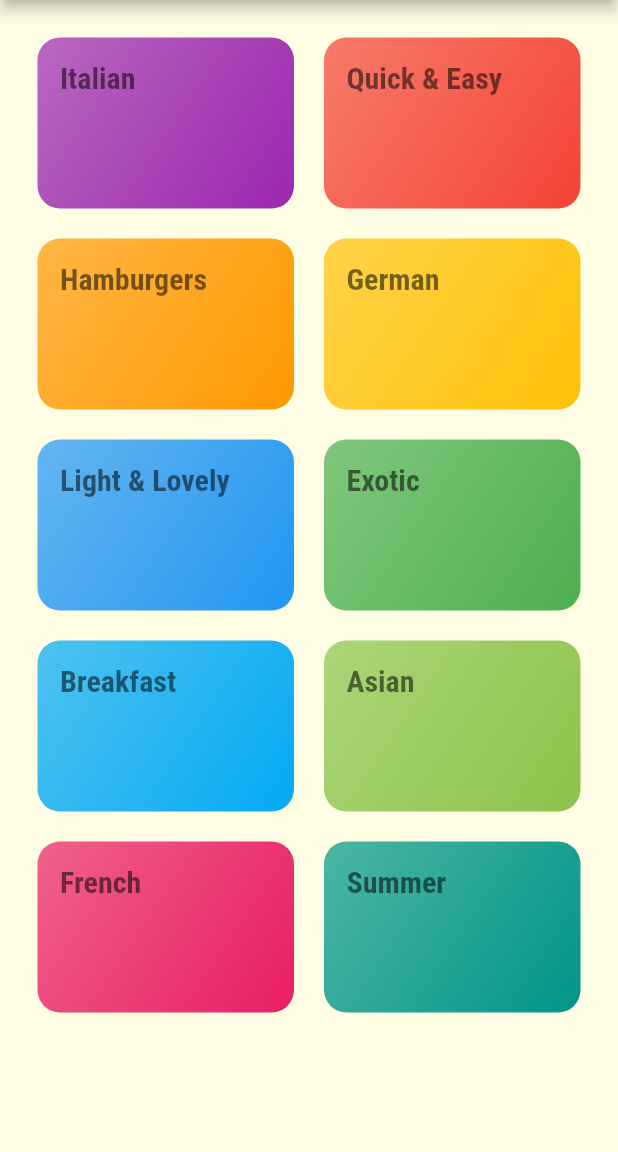
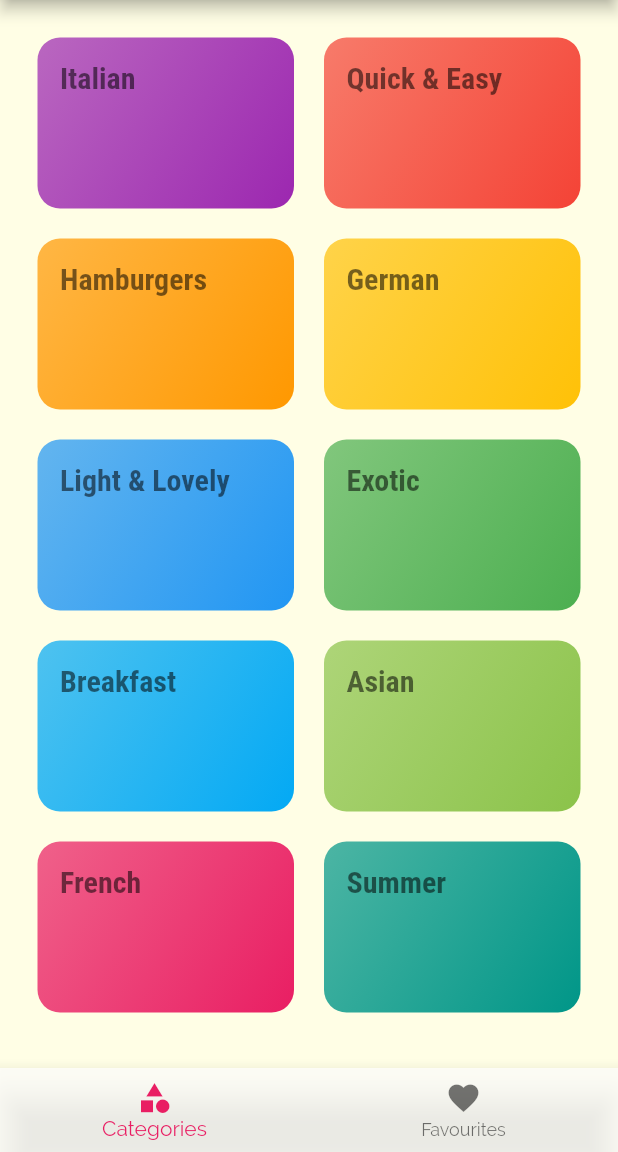
Before and after one commit to sajalAppdevs/oishi-meals, a Flutter app: the screen it shows after launch, on a phone screen of 412 x 824 dp, the part 84-1236 px from its top. Run offline on Flutter 3.47's test engine with Material 2 defaults, Android fonts, the phone set to English and light mode, and no system bars.

```diff
--- a/lib/main.dart
+++ b/lib/main.dart
@@ -1,4 +1,5 @@
 import 'package:flutter/material.dart';
+import 'package:meals/screens/tabs_screen.dart';
 
 import './screens/categories_screen.dart';
 import './screens/category_meals_screen.dart';
@@ -36,7 +37,7 @@ class MyApp extends StatelessWidget {
             ),
       ),
       routes: {
-        CategoriesScreen.route: (context) => const CategoriesScreen(),
+        "/": (context) => const TabsScreen(),
         CategoryMealsScreen.route: (context) => const CategoryMealsScreen(),
         MealDetailScreen.route: (context) => const MealDetailScreen(),
       },
--- a/lib/screens/categories_screen.dart
+++ b/lib/screens/categories_screen.dart
@@ -1,22 +1,14 @@
 import 'package:flutter/material.dart';
 
-import '../utils/strings.dart';
 import '../utils/dummy_data.dart';
 import '../widgets/category_item.dart';
 
 class CategoriesScreen extends StatelessWidget {
-  static const route = "/";
-
   const CategoriesScreen({Key? key}) : super(key: key);
 
   @override
   Widget build(BuildContext context) {
-    return Scaffold(
-      appBar: AppBar(
-        title: const Text(appName),
-      ),
-      body: SafeArea(
-        child: GridView(
+    return GridView(
       padding: const EdgeInsets.all(25),
       gridDelegate: const SliverGridDelegateWithMaxCrossAxisExtent(
         maxCrossAxisExtent: 200,
@@ -25,8 +17,6 @@ class CategoriesScreen extends StatelessWidget {
         mainAxisSpacing: 20,
       ),
       children: dummyCategories.map((cat) => CategoryItem(cat)).toList(),
-        ),
-      ),
     );
   }
 }
--- /dev/null
+++ b/lib/screens/favourites_screen.dart
@@ -0,0 +1,12 @@
+import 'package:flutter/material.dart';
+
+class FavouritesScreen extends StatelessWidget {
+  const FavouritesScreen({ Key? key }) : super(key: key);
+
+  @override
+  Widget build(BuildContext context) {
+    return Container(
+
+    );
+  }
+}
--- /dev/null
+++ b/lib/screens/tabs_screen.dart
@@ -0,0 +1,48 @@
+import 'package:flutter/material.dart';
+import 'package:meals/screens/categories_screen.dart';
+import 'package:meals/screens/favourites_screen.dart';
+
+import '../utils/strings.dart';
+
+class TabsScreen extends StatefulWidget {
+  const TabsScreen({Key? key}) : super(key: key);
+
+  @override
+  _TabsScreenState createState() => _TabsScreenState();
+}
+
+class _TabsScreenState extends State<TabsScreen> {
+  final _pages = const [CategoriesScreen(), FavouritesScreen()];
+
+  int _selectedTab = 0;
+  void _selectTab(int tab) {
+    setState(() => _selectedTab = tab);
+  }
+
+  @override
+  Widget build(BuildContext context) {
+    final theme = Theme.of(context);
+    return Scaffold(
+      appBar: AppBar(
+        title: const Text(appName),
+      ),
+      body: SafeArea(child: _pages[_selectedTab]),
+      bottomNavigationBar: BottomNavigationBar(
+        onTap: (tab) => _selectTab(tab),
+        selectedItemColor: theme.primaryColor,
+        backgroundColor: Colors.white70,
+        currentIndex: _selectedTab,
+        items: const [
+          BottomNavigationBarItem(
+            icon: Icon(Icons.category),
+            label: "Categories",
+          ),
+          BottomNavigationBarItem(
+            icon: Icon(Icons.favorite),
+            label: "Favourites",
+          ),
+        ],
+      ),
+    );
+  }
+}
```
Lines whose indentation alone changed are shown as unchanged.
